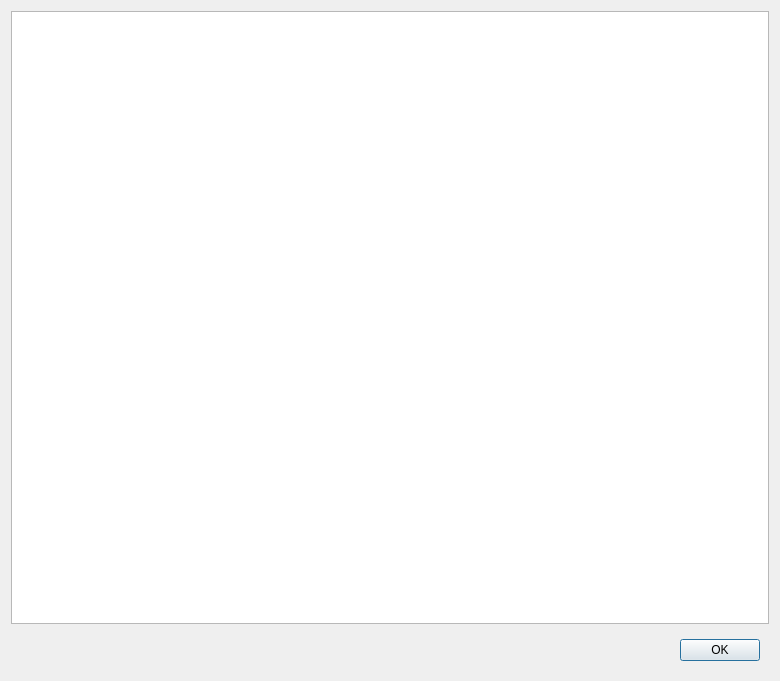
Above: src/gui/picturepreview.ui from henengr/ExifViewer before the change. Below: the same form after it.
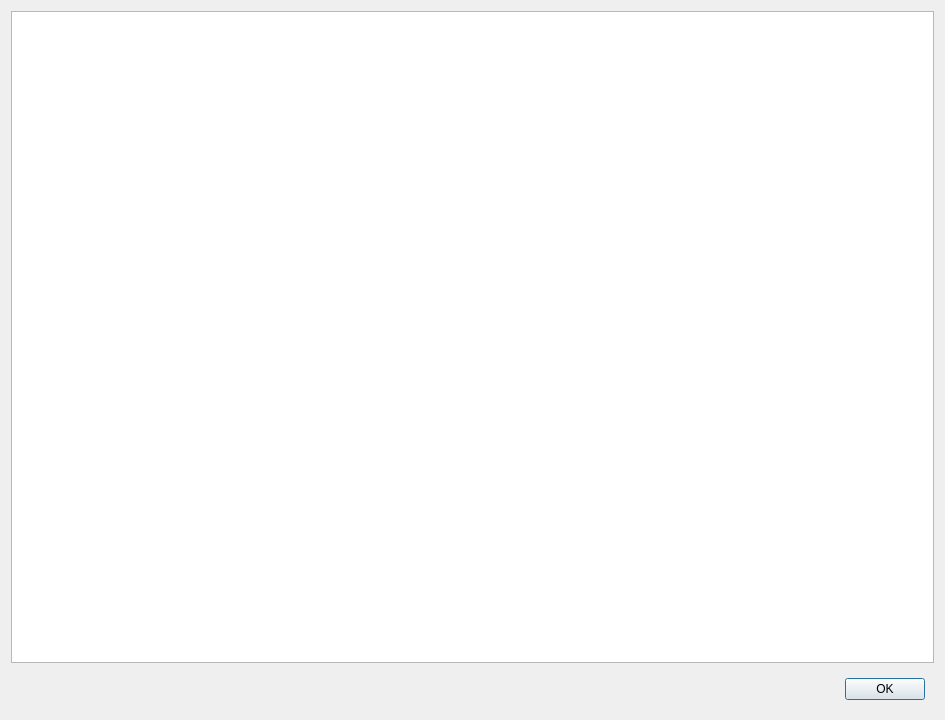
That is the form after the change.

Commit message: Added ImageView Dialog preview function on Qt.

Patch:
```diff
--- a/src/gui/picturepreview.ui
+++ b/src/gui/picturepreview.ui
@@ -6,8 +6,8 @@
    <rect>
     <x>0</x>
     <y>0</y>
-    <width>780</width>
-    <height>681</height>
+    <width>945</width>
+    <height>720</height>
    </rect>
   </property>
   <property name="windowTitle">
@@ -15,7 +15,17 @@
   </property>
   <layout class="QVBoxLayout" name="verticalLayout">
    <item>
-    <widget class="QTextBrowser" name="textBrowser"/>
+    <widget class="QTextBrowser" name="textBrowser">
+     <property name="verticalScrollBarPolicy">
+      <enum>Qt::ScrollBarPolicy::ScrollBarAsNeeded</enum>
+     </property>
+     <property name="horizontalScrollBarPolicy">
+      <enum>Qt::ScrollBarPolicy::ScrollBarAsNeeded</enum>
+     </property>
+     <property name="sizeAdjustPolicy">
+      <enum>QAbstractScrollArea::SizeAdjustPolicy::AdjustToContents</enum>
+     </property>
+    </widget>
    </item>
    <item>
     <widget class="QFrame" name="frame">
```
Left out of the diff: 3 changed lines with no effect on the pictures. The commit also changes 4 other files.
